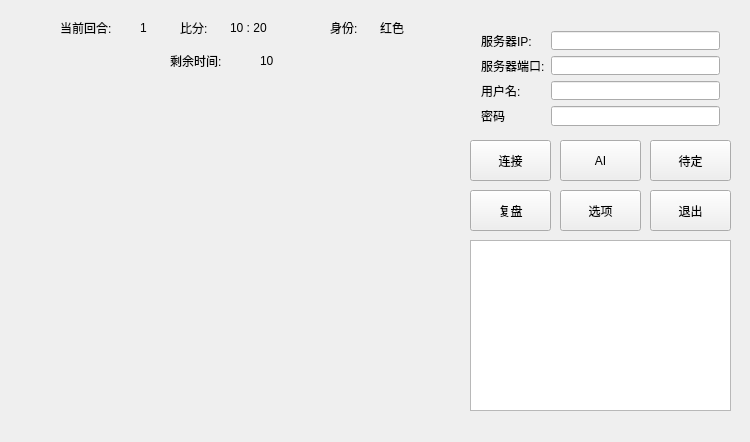
The window that UNChineseChessGame-Client-qt/MainWindow.ui (luyiming/UNChineseChessGame) describes before a commit, drawn with Qt 5.
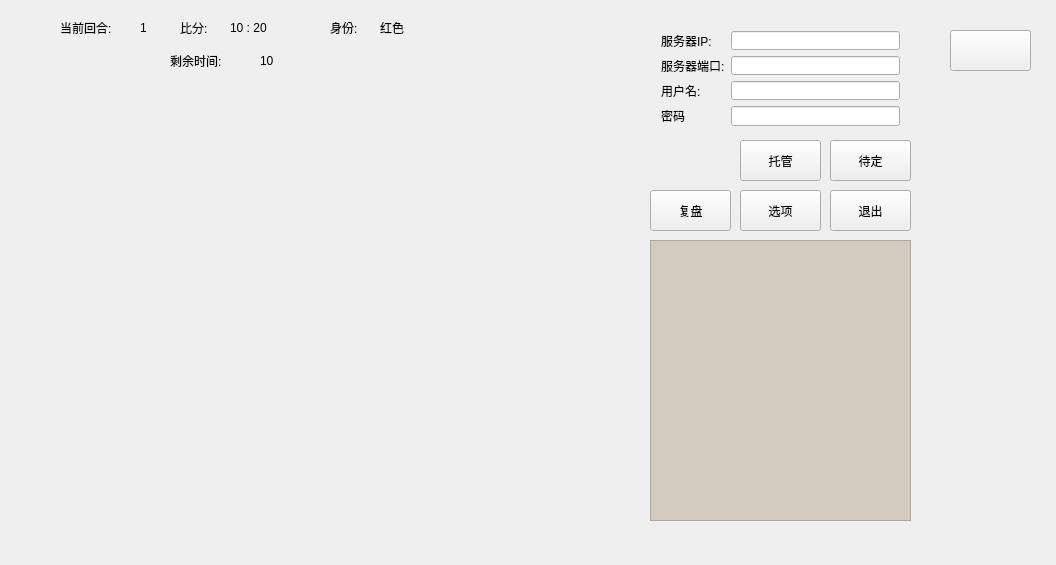
The same window after the commit.

Diff of the .ui file:
```diff
--- a/UNChineseChessGame-Client-qt/MainWindow.ui
+++ b/UNChineseChessGame-Client-qt/MainWindow.ui
@@ -6,13 +6,16 @@
    <rect>
     <x>0</x>
     <y>0</y>
-    <width>750</width>
-    <height>442</height>
+    <width>1056</width>
+    <height>565</height>
    </rect>
   </property>
   <property name="windowTitle">
    <string>象棋暗棋</string>
   </property>
+  <property name="styleSheet">
+   <string notr="true"/>
+  </property>
   <widget class="QWidget" name="centralWidget">
    <widget class="QLabel" name="label_3">
     <property name="geometry">
@@ -43,17 +46,20 @@
    <widget class="QTextEdit" name="statusText">
     <property name="geometry">
      <rect>
-      <x>470</x>
+      <x>650</x>
       <y>240</y>
       <width>261</width>
-      <height>171</height>
+      <height>281</height>
      </rect>
     </property>
+    <property name="styleSheet">
+     <string notr="true">background-color: rgba(182, 164, 143, 125);</string>
+    </property>
    </widget>
    <widget class="QWidget" name="formLayoutWidget">
     <property name="geometry">
      <rect>
-      <x>470</x>
+      <x>650</x>
       <y>20</y>
       <width>261</width>
       <height>117</height>
@@ -98,27 +104,31 @@
       </widget>
      </item>
      <item row="3" column="1">
-      <widget class="QLineEdit" name="pwdLine"/>
+      <widget class="QLineEdit" name="pwdLine">
+       <property name="echoMode">
+        <enum>QLineEdit::Password</enum>
+       </property>
+      </widget>
      </item>
     </layout>
    </widget>
    <widget class="QPushButton" name="connectButton">
     <property name="geometry">
      <rect>
-      <x>470</x>
-      <y>140</y>
+      <x>950</x>
+      <y>30</y>
       <width>81</width>
       <height>41</height>
      </rect>
     </property>
     <property name="text">
-     <string>连接</string>
+     <string/>
     </property>
    </widget>
    <widget class="QPushButton" name="pushButton_2">
     <property name="geometry">
      <rect>
-      <x>650</x>
+      <x>830</x>
       <y>140</y>
       <width>81</width>
       <height>41</height>
@@ -131,7 +141,7 @@
    <widget class="QPushButton" name="quitButton">
     <property name="geometry">
      <rect>
-      <x>650</x>
+      <x>830</x>
       <y>190</y>
       <width>81</width>
       <height>41</height>
@@ -222,20 +232,20 @@
    <widget class="QPushButton" name="aiButton">
     <property name="geometry">
      <rect>
-      <x>560</x>
+      <x>740</x>
       <y>140</y>
       <width>81</width>
       <height>41</height>
      </rect>
     </property>
     <property name="text">
-     <string>AI</string>
+     <string>托管</string>
     </property>
    </widget>
    <widget class="QPushButton" name="connectButton_3">
     <property name="geometry">
      <rect>
-      <x>470</x>
+      <x>650</x>
       <y>190</y>
       <width>81</width>
       <height>41</height>
@@ -248,7 +258,7 @@
    <widget class="QPushButton" name="connectButton_4">
     <property name="geometry">
      <rect>
-      <x>560</x>
+      <x>740</x>
       <y>190</y>
       <width>81</width>
       <height>41</height>
```
Left out of the diff: 4 changed lines with no effect on the pictures.
